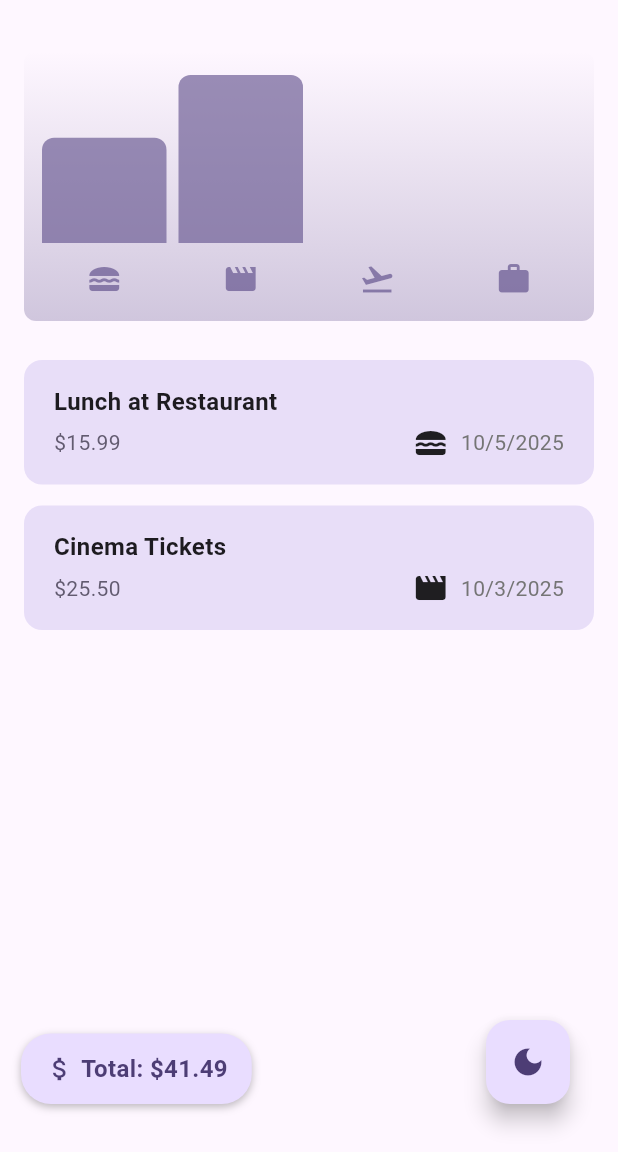
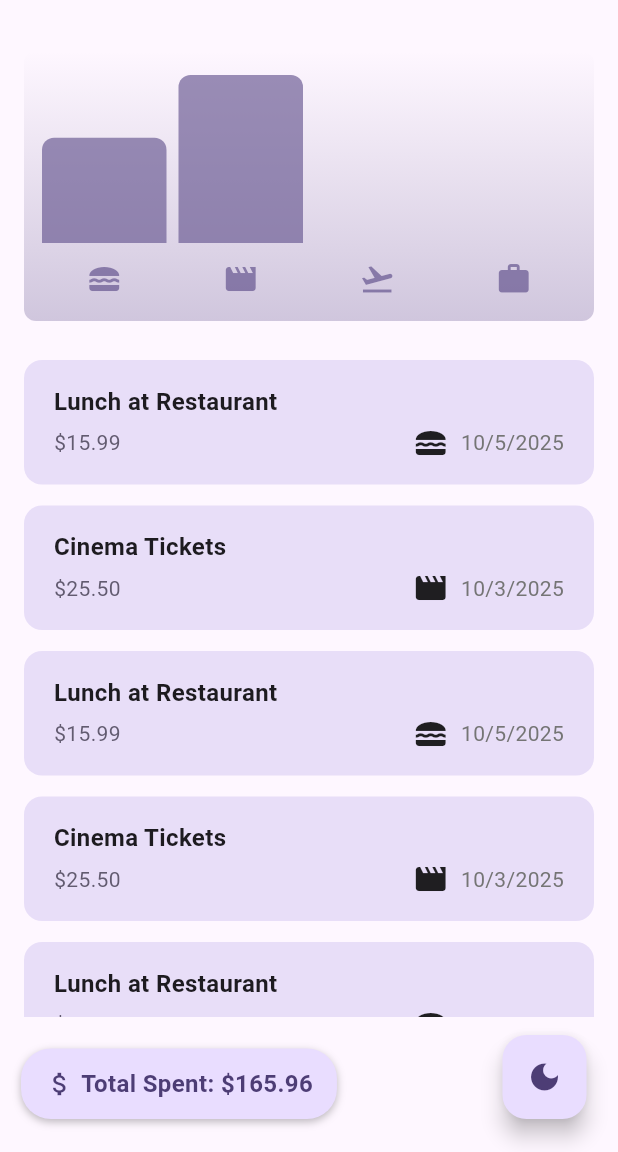
Before and after one commit to alejandroYanezPumpun/expense_tracker, a Flutter app: the screen it shows after launch, on a phone screen of 412 x 824 dp, the part 84-1236 px from its top. Run offline on Flutter 3.47's test engine with Material 3 defaults, Android fonts, the phone set to English and light mode, and no system bars.

Commit message:
total spent and final layout

```diff
--- a/expense_tracker_app/lib/main.dart
+++ b/expense_tracker_app/lib/main.dart
@@ -1,5 +1,6 @@
 import 'package:expense_tracker_app/screens/expense_main_screen.dart';
 import 'package:flutter/material.dart';
+import 'package:flutter/services.dart';
 
 var kColorScheme = ColorScheme.fromSeed(
   seedColor: const Color.fromARGB(255, 96, 59, 181),
@@ -11,7 +12,13 @@ var kDarkColorScheme = ColorScheme.fromSeed(
 );
 
 void main() {
-  runApp(MyApp());
+  WidgetsFlutterBinding.ensureInitialized();
+  SystemChrome.setPreferredOrientations([
+    DeviceOrientation.portraitUp
+  ]).then((fn) {
+    runApp(MyApp());
+  });
+
 }
 
 class MyApp extends StatefulWidget {
--- a/expense_tracker_app/lib/screens/expense_main_screen.dart
+++ b/expense_tracker_app/lib/screens/expense_main_screen.dart
@@ -73,6 +73,42 @@ class _ExpenseMainScreenState extends State<ExpenseMainScreen> {
       date: DateTime.now().subtract(Duration(days: 3)),
       category: Category.leisure,
     ),
+    Expense(
+      title: 'Lunch at Restaurant',
+      amount: 15.99,
+      date: DateTime.now().subtract(Duration(days: 1)),
+      category: Category.food,
+    ),
+    Expense(
+      title: 'Cinema Tickets',
+      amount: 25.50,
+      date: DateTime.now().subtract(Duration(days: 3)),
+      category: Category.leisure,
+    ),
+    Expense(
+      title: 'Lunch at Restaurant',
+      amount: 15.99,
+      date: DateTime.now().subtract(Duration(days: 1)),
+      category: Category.food,
+    ),
+    Expense(
+      title: 'Cinema Tickets',
+      amount: 25.50,
+      date: DateTime.now().subtract(Duration(days: 3)),
+      category: Category.leisure,
+    ),
+    Expense(
+      title: 'Lunch at Restaurant',
+      amount: 15.99,
+      date: DateTime.now().subtract(Duration(days: 1)),
+      category: Category.food,
+    ),
+    Expense(
+      title: 'Cinema Tickets',
+      amount: 25.50,
+      date: DateTime.now().subtract(Duration(days: 3)),
+      category: Category.leisure,
+    ),
   ];
 
   double get _totalExpenses {
@@ -91,9 +127,12 @@ class _ExpenseMainScreenState extends State<ExpenseMainScreen> {
       ),
     );
     if (_registeredExpenses.isNotEmpty) {
-      mainContent = ExpensesList(
-        expenses: _registeredExpenses,
-        onRemoved: _removeExpense,
+      mainContent = Padding(
+        padding: const EdgeInsets.only(bottom: 90), // Espacio para los botones flotantes
+        child: ExpensesList(
+          expenses: _registeredExpenses,
+          onRemoved: _removeExpense,
+        ),
       );
     }
     return Scaffold(
@@ -117,7 +156,7 @@ class _ExpenseMainScreenState extends State<ExpenseMainScreen> {
         children: [
           // Total de gastos (abajo izquierda)
           Positioned(
-            bottom: 16,
+            bottom: 6,
             left: 30,
             child: Container(
               padding: EdgeInsets.symmetric(horizontal: 16, vertical: 12),
@@ -142,7 +181,7 @@ class _ExpenseMainScreenState extends State<ExpenseMainScreen> {
                   ),
                   SizedBox(width: 4),
                   Text(
-                    'Total: \$${_totalExpenses.toStringAsFixed(2)}',
+                    'Total Spent: \$${_totalExpenses.toStringAsFixed(2)}',
                     style: TextStyle(
                       fontSize: 16,
                       fontWeight: FontWeight.bold,
@@ -155,14 +194,14 @@ class _ExpenseMainScreenState extends State<ExpenseMainScreen> {
           ),
           // Botón de cambiar tema (abajo derecha)
           Positioned(
-            bottom: 16,
-            right: 16,
+            bottom: 6,
+            right: 5,
             child: FloatingActionButton(
               onPressed: widget.onThemeToggle,
+              tooltip: widget.isDarkMode ? 'Switch to Light Mode' : 'Switch to Dark Mode',
               child: Icon(
                 widget.isDarkMode ? Icons.light_mode : Icons.dark_mode,
               ),
-              tooltip: widget.isDarkMode ? 'Switch to Light Mode' : 'Switch to Dark Mode',
             ),
           ),
         ],
```
